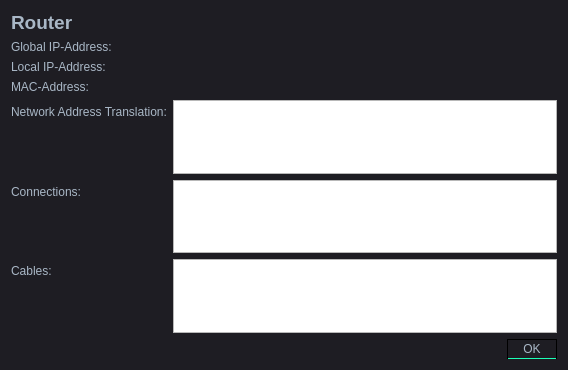
Qt form src/views/dialogs/router_dialog.ui (Filan-glitch/NetSim) before a commit.
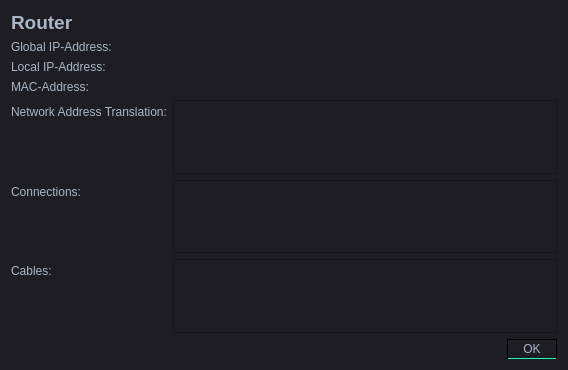
The same form after that commit. Icons and pictures are not drawn.

Diff of the .ui file:
```diff
--- a/src/views/dialogs/router_dialog.ui
+++ b/src/views/dialogs/router_dialog.ui
@@ -429,6 +429,10 @@
 QTreeWidget::branch:open:has-children:!has-siblings,
 QTreeWidget::branch:open:has-children:has-siblings {
     image: url(:/ellapsed.svg);
+}
+QListWidget {
+	color: #a9b7c6; 
+	background-color : #1e1d23; 
 }</string>
   </property>
   <layout class="QVBoxLayout" name="verticalLayout">
```
Left out of the diff: 2 changed lines with no effect on the pictures.
